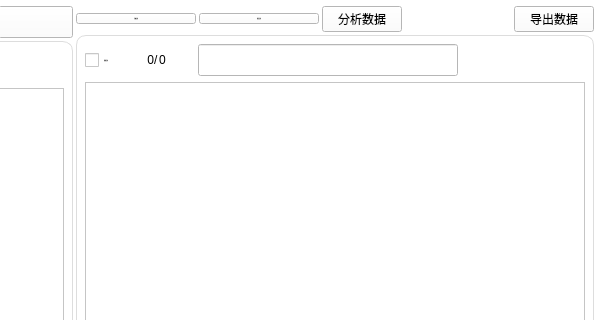
Old version of the form ui/home.ui in the repository coderSnail/xixi-tools; both pictures show x 446 to 1049 and y 0 to 320 of the 1049 by 673 pixel window.
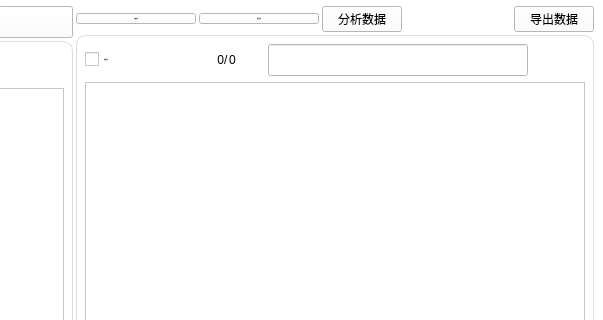
New version of the form. Icons and pictures are not drawn. Custom widgets are drawn as their Qt base class.

Commit message: bug_fix: 字体和全选按钮的显示

```diff
--- a/ui/home.ui
+++ b/ui/home.ui
@@ -776,18 +776,85 @@
               <widget class="CheckBox" name="check_box_select_all">
                <property name="minimumSize">
                 <size>
-                 <width>29</width>
-                 <height>22</height>
+                 <width>100</width>
+                 <height>0</height>
+                </size>
+               </property>
+               <property name="maximumSize">
+                <size>
+                 <width>100</width>
+                 <height>16777215</height>
                 </size>
                </property>
                <property name="font">
                 <font>
-                 <family>Segoe UI</family>
+                 <family>Microsoft YaHei</family>
                  <pointsize>-1</pointsize>
                  <italic>false</italic>
                  <bold>false</bold>
                 </font>
                </property>
+               <property name="styleSheet">
+                <string notr="true">CheckBox {
+    color: black;
+    font: 14px  'Microsoft YaHei', 'PingFang SC';
+    spacing: 8px;
+    outline: none;
+    margin-left: 1px;
+}
+
+CheckBox::indicator {
+    width: 18px;
+    height: 18px;
+    border-radius: 5px;
+    border: 1px solid rgba(0, 0, 0, 0.48);
+    background-color: rgba(0, 0, 0, 0.022);
+}
+
+CheckBox::indicator:hover {
+    border: 1px solid rgba(0, 0, 0, 0.56);
+    background-color: rgba(0, 0, 0, 0.05);
+}
+
+CheckBox::indicator:pressed {
+    border: 1px solid rgba(0, 0, 0, 0.27);
+    background-color: rgba(0, 0, 0, 0.12);
+}
+
+CheckBox::indicator:checked,
+CheckBox::indicator:indeterminate {
+    border: 1px solid #009faa;
+    background-color: #009faa;
+}
+
+
+CheckBox::indicator:checked:hover,
+CheckBox::indicator:indeterminate:hover {
+    border: 1px solid #00a7b3;
+    background-color: #00a7b3;
+}
+
+CheckBox::indicator:checked:pressed,
+CheckBox::indicator:indeterminate:pressed {
+    border: 1px solid #3eabb3;
+    background-color: #3eabb3;
+}
+
+CheckBox:disabled {
+    color: rgba(0, 0, 0, 110);
+}
+
+CheckBox::indicator:disabled {
+    border: 1px solid rgba(0, 0, 0, 0.27);
+    background-color: transparent;
+}
+
+CheckBox::indicator:checked:disabled,
+CheckBox::indicator:indeterminate:disabled {
+    border: 1px solid rgb(199, 199, 199);
+    background-color: rgb(199, 199, 199);
+}</string>
+               </property>
                <property name="text">
                 <string>选择全部</string>
                </property>
@@ -876,6 +943,63 @@
                  <bold>false</bold>
                 </font>
                </property>
+               <property name="styleSheet">
+                <string notr="true">LineEdit, TextEdit, PlainTextEdit {
+    color: black;
+    background-color: rgba(255, 255, 255, 0.7);
+    border: 1px solid rgba(0, 0, 0, 13);
+    border-bottom: 1px solid rgba(0, 0, 0, 100);
+    border-radius: 5px;
+    /* font: 14px &quot;Microsoft YaHei&quot;; */
+    padding: 0px 10px;
+    selection-background-color: #00a7b3;
+}
+
+TextEdit,
+PlainTextEdit {
+    padding: 0px 0px 0px 10px;
+}
+
+LineEdit:hover, TextEdit:hover, PlainTextEdit:hover {
+    background-color: rgba(249, 249, 249, 0.5);
+    border: 1px solid rgba(0, 0, 0, 13);
+    border-bottom: 1px solid rgba(0, 0, 0, 100);
+}
+
+LineEdit:focus {
+    border-bottom: 1px solid rgba(0, 0, 0, 13);
+    background-color: white;
+}
+
+TextEdit:focus,
+PlainTextEdit:focus {
+    border-bottom: 1px solid #009faa;
+    background-color: white;
+}
+
+LineEdit:disabled, TextEdit:disabled,
+PlainTextEdit:disabled {
+    color: rgba(0, 0, 0, 150);
+    background-color: rgba(249, 249, 249, 0.3);
+    border: 1px solid rgba(0, 0, 0, 13);
+    border-bottom: 1px solid rgba(0, 0, 0, 13);
+}
+
+#lineEditButton {
+    background-color: transparent;
+    border-radius: 4px;
+    margin: 0;
+}
+
+#lineEditButton:hover {
+    background-color: rgba(0, 0, 0, 9);
+}
+
+#lineEditButton:pressed {
+    background-color: rgba(0, 0, 0, 6);
+}
+</string>
+               </property>
               </widget>
              </item>
              <item>
```
Left out of the diff: 59 changed lines with no effect on the pictures. The commit also changes 1 other file.
